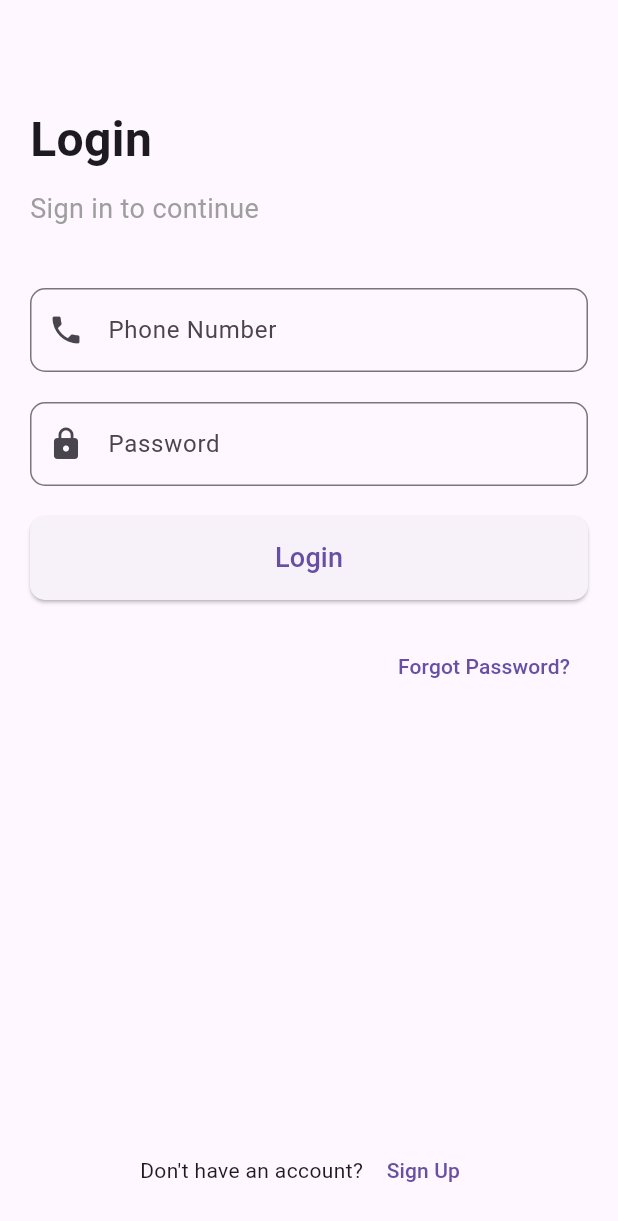
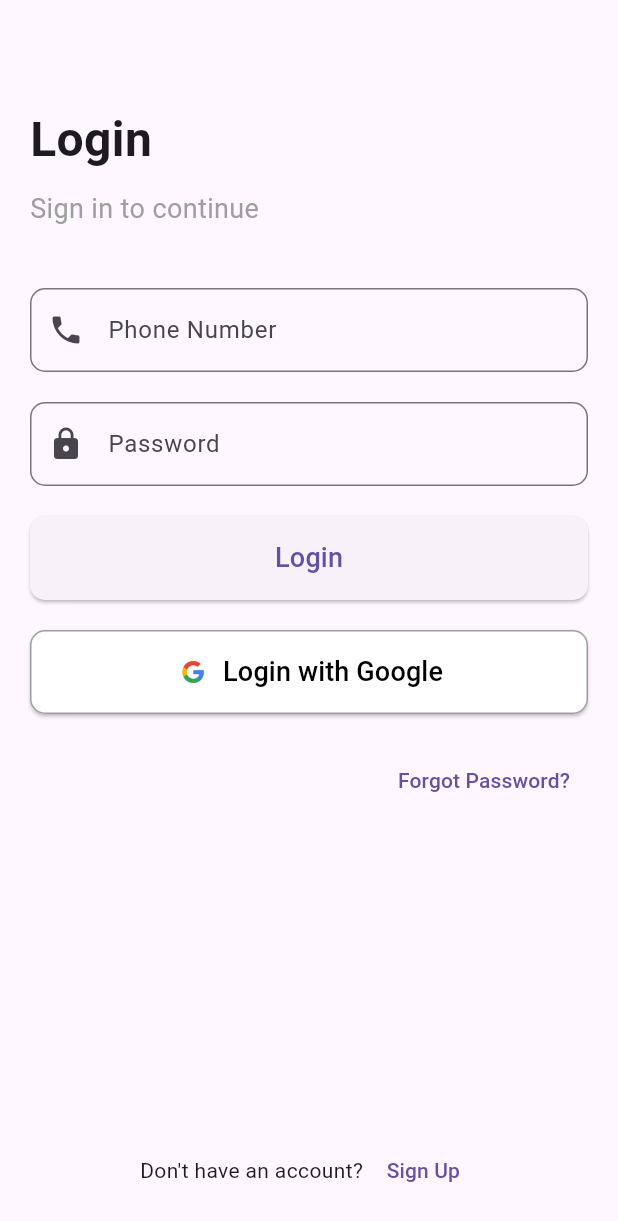
Before and after one commit to ahaandesai27/Inheritance-2024-mars, a Flutter app: the LoginPage screen opened directly, on a phone screen of 412 x 824 dp. Shown: the top 1221 px of the screen. Run offline on Flutter 3.47's test engine with Material 3 defaults, Android fonts, the phone set to English and light mode, and no system bars.

Commit message:
Added google as a login option

```diff
--- a/app/lib/main.dart
+++ b/app/lib/main.dart
@@ -19,7 +19,7 @@ class Recipaura extends StatelessWidget {
         theme: ThemeData(
           primarySwatch: Colors.blue,
         ),
-        home: const UserPage(),
+        home: const LoginPage(),
         routes: {
          // "/": (context) => const UserPage(),
          // "/signup": (context) => const SignUpPage(),
--- a/app/lib/pages/loginpage.dart
+++ b/app/lib/pages/loginpage.dart
@@ -76,6 +76,32 @@ class LoginPage extends StatelessWidget {
               ),
               const SizedBox(height: 20),
 
+              // Login with Google Button
+              SizedBox(
+                width: double.infinity,
+                child: ElevatedButton.icon(
+                  style: ElevatedButton.styleFrom(
+                    backgroundColor: Colors.white,
+                    foregroundColor: Colors.black,
+                    padding: const EdgeInsets.symmetric(vertical: 15),
+                    shape: RoundedRectangleBorder(
+                      borderRadius: BorderRadius.circular(10),
+                      side: const BorderSide(color: Colors.grey),
+                    ),
+                  ),
+                  onPressed: () {},
+                  icon: Image.asset(
+                    'assets/google.png', // Replace with actual path
+                    height: 24,
+                  ),
+                  label: const Text(
+                    'Login with Google',
+                    style: TextStyle(fontSize: 18),
+                  ),
+                ),
+              ),
+              const SizedBox(height: 20),
+
               // Forgot Password
               Align(
                 alignment: Alignment.centerRight,
--- a/app/pubspec.yaml
+++ b/app/pubspec.yaml
@@ -57,6 +57,8 @@ flutter:
   # included with your application, so that you can use the icons in
   # the material Icons class.
   uses-material-design: true
+  assets:
+      - assets/
 
   # To add assets to your application, add an assets section, like this:
   # assets:
```
Also changed, not shown: app/assets/google.png (added).
